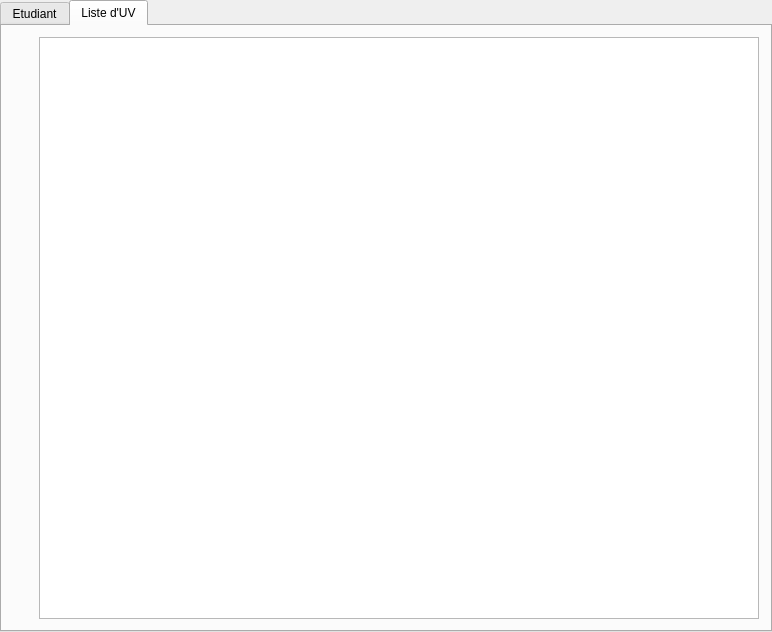
First picture: the form in src/view/mainwindow.ui, repository V1rgul/UT-profiler, before the edit.
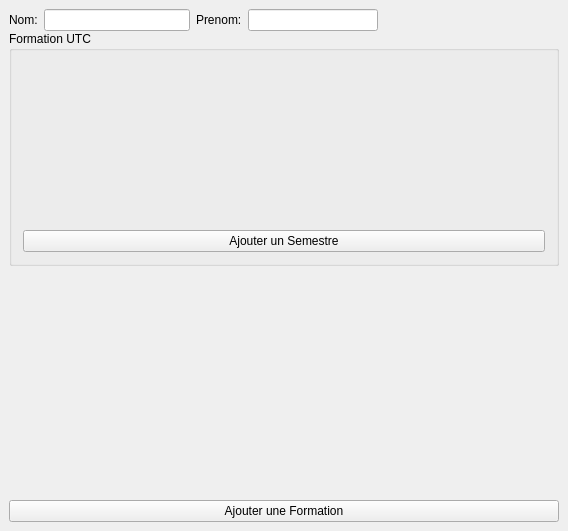
Second picture: the form after the edit. The open tabs and pages were chosen to show the change. Custom widgets are drawn as their Qt base class.

Diff of the .ui file:
```diff
--- a/src/view/mainwindow.ui
+++ b/src/view/mainwindow.ui
@@ -6,8 +6,8 @@
    <rect>
     <x>0</x>
     <y>0</y>
-    <width>772</width>
-    <height>632</height>
+    <width>568</width>
+    <height>531</height>
    </rect>
   </property>
   <property name="windowTitle">
@@ -19,27 +19,17 @@
      <number>0</number>
     </property>
     <property name="leftMargin">
-     <number>0</number>
+     <number>9</number>
     </property>
     <property name="topMargin">
-     <number>0</number>
+     <number>9</number>
     </property>
     <property name="rightMargin">
-     <number>0</number>
+     <number>9</number>
     </property>
     <property name="bottomMargin">
-     <number>0</number>
+     <number>9</number>
     </property>
-    <item>
-     <widget class="QTabWidget" name="tabWidget">
-      <property name="currentIndex">
-       <number>0</number>
-      </property>
-      <widget class="QWidget" name="tabEtudiant">
-       <attribute name="title">
-        <string>Etudiant</string>
-       </attribute>
-       <layout class="QVBoxLayout" name="verticalLayout_2" stretch="0,0,0,0,0">
         <item>
          <layout class="QHBoxLayout" name="horizontalLayout_3">
           <item>
@@ -149,74 +139,8 @@
         </item>
        </layout>
       </widget>
-      <widget class="QWidget" name="tabUV">
-       <attribute name="title">
-        <string>Liste d'UV</string>
-       </attribute>
-       <layout class="QHBoxLayout" name="horizontalLayout_4">
-        <item>
-         <widget class="QWidget" name="widget" native="true">
-          <layout class="QVBoxLayout" name="verticalLayout_4">
-           <property name="leftMargin">
-            <number>0</number>
-           </property>
-           <property name="topMargin">
-            <number>0</number>
-           </property>
-           <property name="rightMargin">
-            <number>0</number>
-           </property>
-           <property name="bottomMargin">
-            <number>0</number>
-           </property>
-           <item>
-            <widget class="QFiltreBranche" name="filterWidget" native="true"/>
-           </item>
-           <item>
-            <spacer name="verticalSpacer_3">
-             <property name="orientation">
-              <enum>Qt::Vertical</enum>
-             </property>
-             <property name="sizeHint" stdset="0">
-              <size>
-               <width>20</width>
-               <height>550</height>
-              </size>
-             </property>
-            </spacer>
-           </item>
-          </layout>
-         </widget>
-        </item>
-        <item>
-         <widget class="QListWidget" name="listUV"/>
-        </item>
-       </layout>
-      </widget>
-     </widget>
-    </item>
-   </layout>
-  </widget>
-  <widget class="QMenuBar" name="menuBar">
-   <property name="geometry">
-    <rect>
-     <x>0</x>
-     <y>0</y>
-     <width>772</width>
-     <height>19</height>
-    </rect>
-   </property>
-  </widget>
  </widget>
  <layoutdefault spacing="6" margin="11"/>
- <customwidgets>
-  <customwidget>
-   <class>QFiltreBranche</class>
-   <extends>QWidget</extends>
-   <header>qfiltrebranche.h</header>
-   <container>1</container>
-  </customwidget>
- </customwidgets>
  <resources/>
  <connections/>
 </ui>
```
Lines whose indentation alone changed are shown as unchanged.
